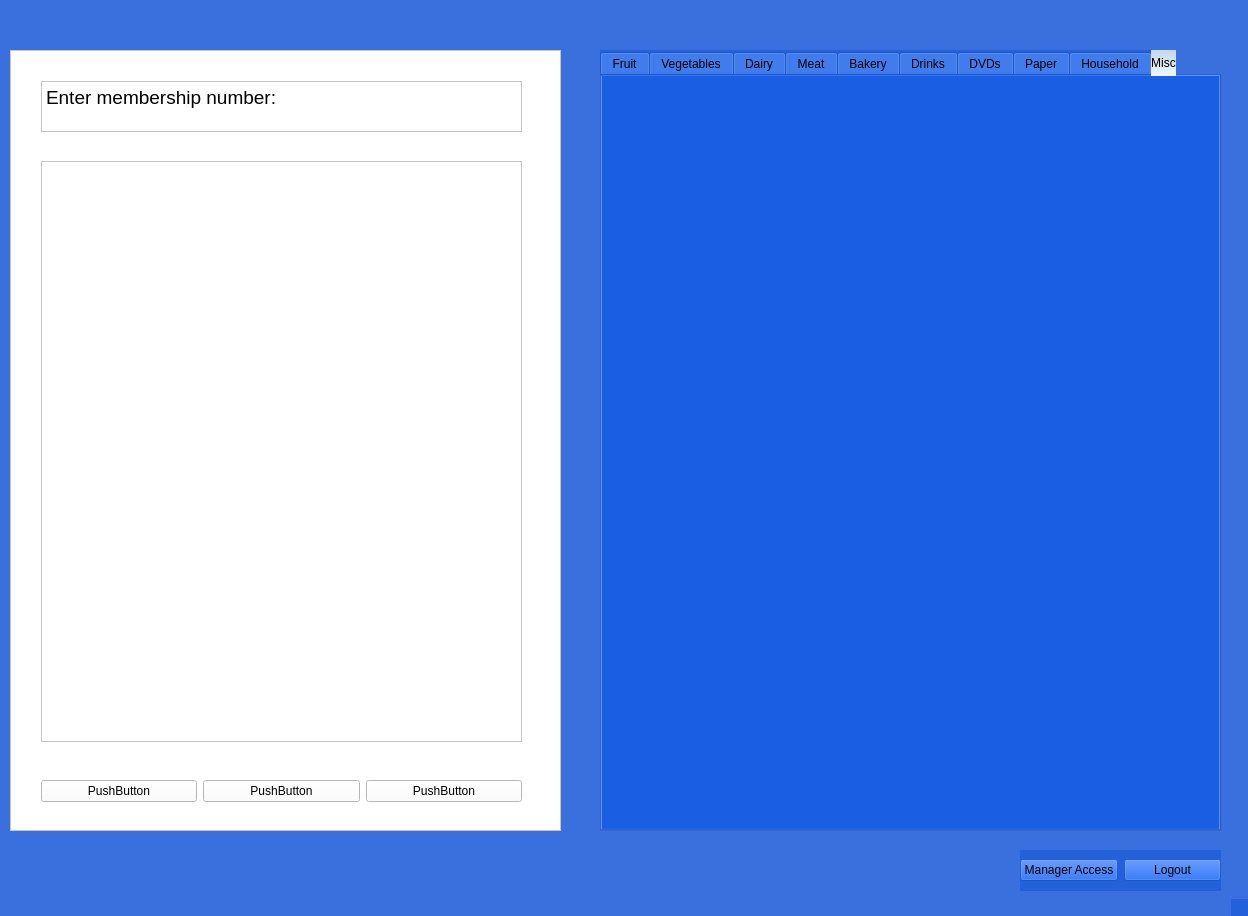
This is mainwindow.ui in rbalta/BulkClubProject as Qt 5 draws it before an edit. The edited form follows.
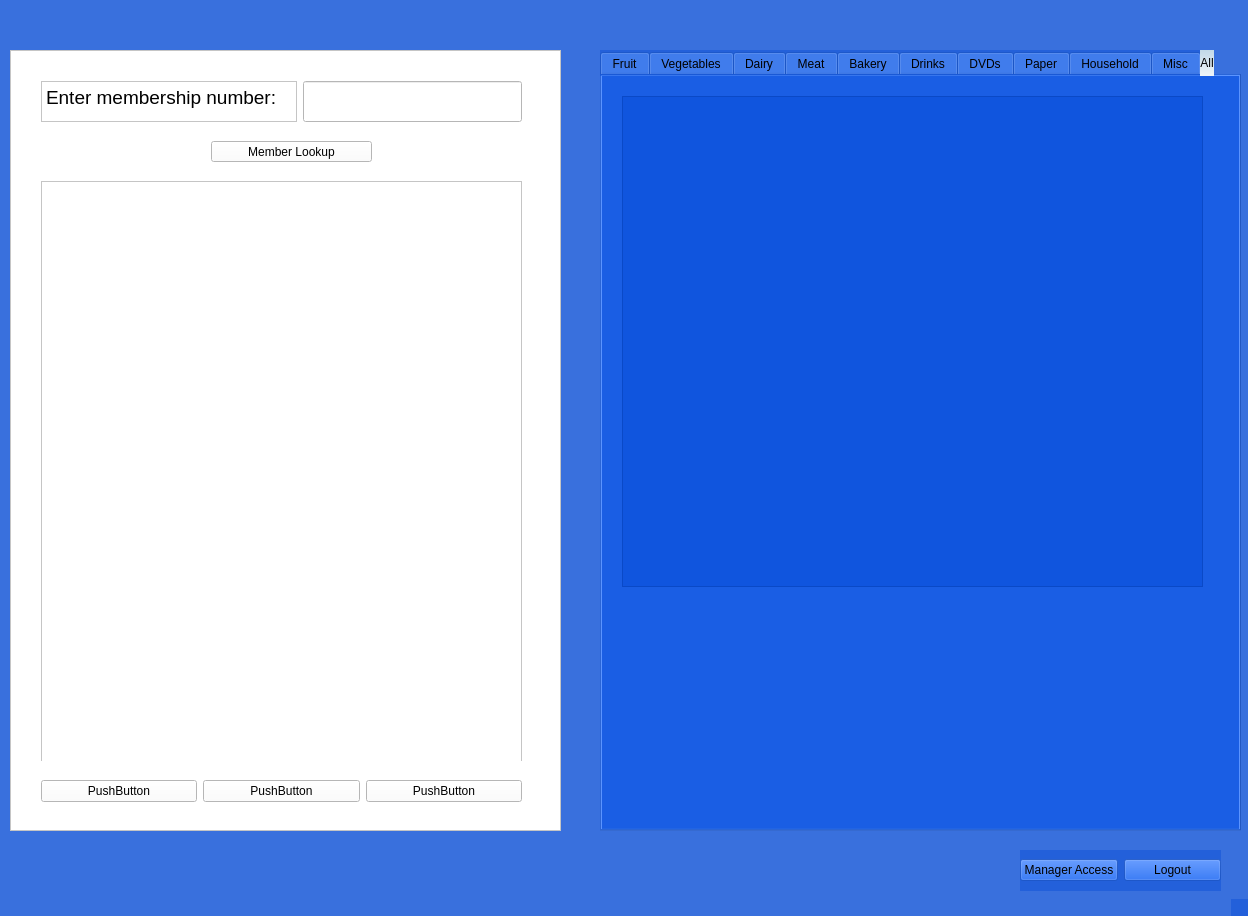
This is the edited form.

What changed in the file:
```diff
--- a/mainwindow.ui
+++ b/mainwindow.ui
@@ -51,7 +51,7 @@
       <property name="geometry">
        <rect>
         <x>30</x>
-        <y>110</y>
+        <y>130</y>
         <width>481</width>
         <height>581</height>
        </rect>
@@ -90,22 +90,53 @@
        </item>
       </layout>
      </widget>
-     <widget class="QTextEdit" name="textEdit">
+     <widget class="QWidget" name="horizontalLayoutWidget_3">
       <property name="geometry">
        <rect>
         <x>30</x>
         <y>30</y>
         <width>481</width>
-        <height>51</height>
+        <height>41</height>
        </rect>
       </property>
-      <property name="html">
-       <string>&lt;!DOCTYPE HTML PUBLIC &quot;-//W3C//DTD HTML 4.0//EN&quot; &quot;http://www.w3.org/TR/REC-html40/strict.dtd&quot;&gt;
+      <layout class="QHBoxLayout" name="horizontalLayout_3">
+       <item>
+        <widget class="QTextBrowser" name="textBrowser">
+         <property name="html">
+          <string>&lt;!DOCTYPE HTML PUBLIC &quot;-//W3C//DTD HTML 4.0//EN&quot; &quot;http://www.w3.org/TR/REC-html40/strict.dtd&quot;&gt;
 &lt;html&gt;&lt;head&gt;&lt;meta name=&quot;qrichtext&quot; content=&quot;1&quot; /&gt;&lt;meta charset=&quot;utf-8&quot; /&gt;&lt;style type=&quot;text/css&quot;&gt;
 p, li { white-space: pre-wrap; }
 hr { height: 1px; border-width: 0; }
+li.unchecked::marker { content: &quot;\2610&quot;; }
+li.checked::marker { content: &quot;\2612&quot;; }
 &lt;/style&gt;&lt;/head&gt;&lt;body style=&quot; font-family:'Segoe UI'; font-size:9pt; font-weight:400; font-style:normal;&quot;&gt;
 &lt;p style=&quot; margin-top:0px; margin-bottom:0px; margin-left:0px; margin-right:0px; -qt-block-indent:0; text-indent:0px;&quot;&gt;&lt;span style=&quot; font-size:14pt;&quot;&gt;Enter membership number:&lt;/span&gt;&lt;/p&gt;&lt;/body&gt;&lt;/html&gt;</string>
+         </property>
+        </widget>
+       </item>
+       <item>
+        <widget class="QLineEdit" name="lineEdit">
+         <property name="sizePolicy">
+          <sizepolicy hsizetype="Expanding" vsizetype="Expanding">
+           <horstretch>0</horstretch>
+           <verstretch>0</verstretch>
+          </sizepolicy>
+         </property>
+        </widget>
+       </item>
+      </layout>
+     </widget>
+     <widget class="QPushButton" name="pushButton_3">
+      <property name="geometry">
+       <rect>
+        <x>200</x>
+        <y>90</y>
+        <width>161</width>
+        <height>21</height>
+       </rect>
+      </property>
+      <property name="text">
+       <string>Member Lookup</string>
       </property>
      </widget>
     </widget>
@@ -115,7 +146,7 @@
      <rect>
       <x>600</x>
       <y>50</y>
-      <width>621</width>
+      <width>641</width>
       <height>781</height>
      </rect>
     </property>
@@ -139,7 +170,7 @@
 }</string>
     </property>
     <property name="currentIndex">
-     <number>9</number>
+     <number>10</number>
     </property>
     <widget class="QWidget" name="fruitTab">
      <attribute name="title">
@@ -191,6 +222,21 @@
       <string>Misc</string>
      </attribute>
     </widget>
+    <widget class="QWidget" name="tab">
+     <attribute name="title">
+      <string>All</string>
+     </attribute>
+     <widget class="QColumnView" name="columnView">
+      <property name="geometry">
+       <rect>
+        <x>20</x>
+        <y>20</y>
+        <width>581</width>
+        <height>491</height>
+       </rect>
+      </property>
+     </widget>
+    </widget>
    </widget>
    <widget class="QWidget" name="horizontalLayoutWidget">
     <property name="geometry">
```
